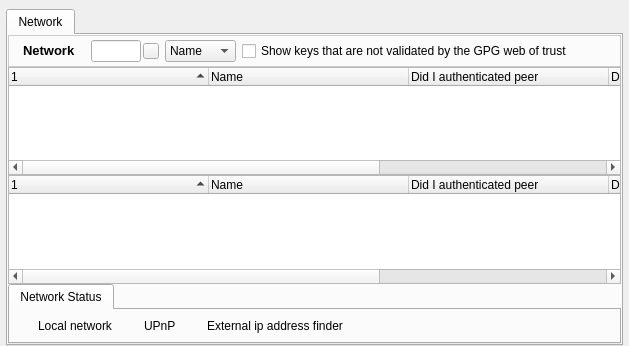
RetroShare/RetroShare, file retroshare-gui/src/gui/NetworkDialog.ui: the form before one commit.
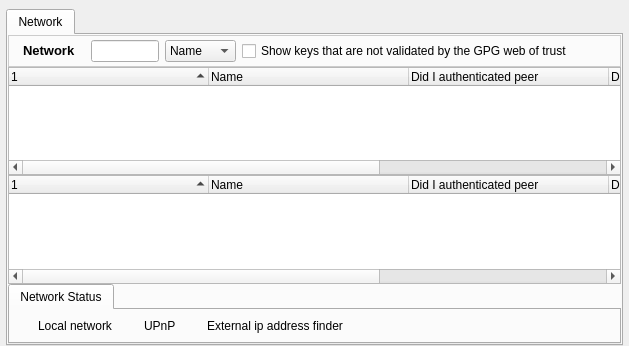
The form after the commit. Icons and pictures are not drawn. Custom widgets are drawn as their Qt base class.

Commit message: Added new basic class for a QLineEdit with a clear button - LineEditClear.

Diff of the .ui file:
```diff
--- a/retroshare-gui/src/gui/NetworkDialog.ui
+++ b/retroshare-gui/src/gui/NetworkDialog.ui
@@ -211,57 +211,12 @@
              </widget>
             </item>
             <item>
-             <widget class="QLineEdit" name="filterPatternLineEdit">
+             <widget class="LineEditClear" name="filterLineEdit">
               <property name="toolTip">
                <string>Search Network</string>
               </property>
              </widget>
             </item>
-            <item>
-             <widget class="QPushButton" name="clearButton">
-              <property name="minimumSize">
-               <size>
-                <width>16</width>
-                <height>16</height>
-               </size>
-              </property>
-              <property name="maximumSize">
-               <size>
-                <width>16</width>
-                <height>16</height>
-               </size>
-              </property>
-              <property name="font">
-               <font>
-                <family>MS Shell Dlg 2</family>
-               </font>
-              </property>
-              <property name="focusPolicy">
-               <enum>Qt::NoFocus</enum>
-              </property>
-              <property name="toolTip">
-               <string>Clear Filter</string>
-              </property>
-              <property name="styleSheet">
-               <string notr="true">QPushButton
-{
- border-image: url(:/images/closenormal.png) 
-}
-                                
-QPushButton:hover 
-{
-border-image: url(:/images/closehover.png) 
-}
-                                
-QPushButton:pressed  {
-border-image: url(:/images/closepressed.png) 
-}</string>
-              </property>
-              <property name="text">
-               <string/>
-              </property>
-             </widget>
-            </item>
            </layout>
           </item>
           <item>
@@ -600,6 +555,15 @@
    </property>
   </action>
  </widget>
- <resources/>
+ <customwidgets>
+  <customwidget>
+   <class>LineEditClear</class>
+   <extends>QLineEdit</extends>
+   <header>gui/common/LineEditClear.h</header>
+  </customwidget>
+ </customwidgets>
+ <resources>
+  <include location="images.qrc"/>
+ </resources>
  <connections/>
 </ui>
```
Left out of the diff: 16 changed lines with no effect on the pictures. The commit also changes 33 other files.
